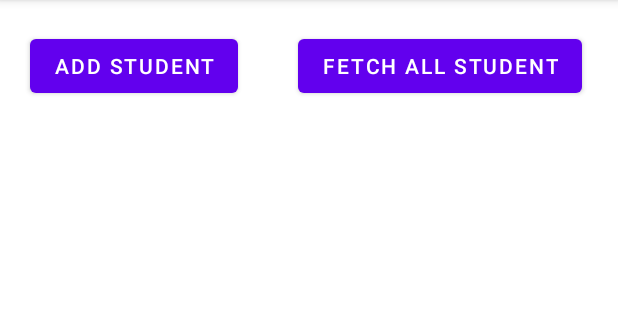
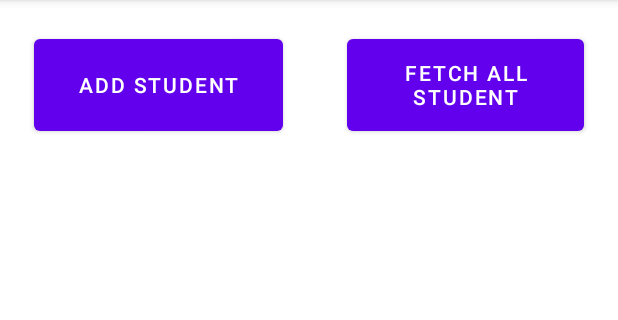
Before and after one commit to Smikey1/retrofit-starter-project, an Android app: the HomeFragment screen opened directly, with no data from a screen before it, after a tap on "FETCH ALL STUDENT", on a phone screen of 412 x 824 dp, the part 84-404 px from its top. Run offline under Robolectric (Android 15) with nearby library versions, the phone set to English and light mode, and no system bars.

```diff
--- a/app/src/main/java/com/kiran/retrofitstarterbatch26/ui/fragment/HomeFragment.kt
+++ b/app/src/main/java/com/kiran/retrofitstarterbatch26/ui/fragment/HomeFragment.kt
@@ -1,10 +1,16 @@
 package com.kiran.retrofitstarterbatch26.ui.fragment
 
+import android.app.NotificationChannel
+import android.app.NotificationManager
+import android.content.Context
 import android.os.Bundle
 import android.view.LayoutInflater
 import android.view.View
 import android.view.ViewGroup
 import android.widget.Button
+import android.widget.ProgressBar
+import androidx.core.app.NotificationCompat
+import androidx.core.view.isVisible
 import androidx.fragment.app.Fragment
 import androidx.recyclerview.widget.LinearLayoutManager
 import androidx.recyclerview.widget.RecyclerView
@@ -13,11 +19,15 @@ import com.kiran.retrofitstarterbatch26.ui.adapter.StudentAdapter
 import com.kiran.retrofitstarterbatch26.ui.model.Student
 
 class HomeFragment : Fragment() {
+    private val channelID = "myNotificationChannel"
+    private var notificationManager: NotificationManager? = null
     override fun onCreateView(
         inflater: LayoutInflater,
         container: ViewGroup?,
         savedInstanceState: Bundle?
     ): View? {
+        notificationManager = requireContext().getSystemService(Context.NOTIFICATION_SERVICE) as NotificationManager
+        createNotificationChannel(channelID, "Retrofit Android", "Data fetch Successfully")
         // sample code to be removed
         val studentList = arrayListOf<Student>()
     // here i am going to create a view
@@ -25,9 +35,12 @@ class HomeFragment : Fragment() {
         val recyclerView:RecyclerView = view.findViewById(R.id.recycleView)
         val btnFetch:Button=view.findViewById(R.id.btnFetch)
         val btnAdd:Button=view.findViewById(R.id.btnAdd)
+        val myPb: ProgressBar = view.findViewById(R.id.myPb)
 
         btnFetch.setOnClickListener {
             // to be replaced with retrofit code
+            myPb.isVisible=false
+            showNotification()
             val adapter = StudentAdapter(studentList,requireContext())
             recyclerView.layoutManager = LinearLayoutManager(requireContext())
             recyclerView.adapter=adapter
@@ -40,17 +53,26 @@ class HomeFragment : Fragment() {
             fragment.commit()
         }
 
-
-
-
-
-
-
-
-
-
-
-
         return  view
     }
+    private fun showNotification() {
+        val notificationId = 45
+        val notification = NotificationCompat.Builder(requireContext(), channelID)
+            .setContentTitle("Retrofit Android")
+            .setContentText("Data Fetch Successfully")
+            .setSmallIcon(android.R.drawable.ic_dialog_info)
+            .setAutoCancel(true)
+            .setPriority(NotificationCompat.PRIORITY_HIGH).build()
+        notificationManager?.notify(notificationId,notification )
+    }
+
+    private fun createNotificationChannel(id: String, name: String, channelDescription: String) {
+        val importanceLevel = NotificationManager.IMPORTANCE_HIGH
+        val channel = NotificationChannel(id, name, importanceLevel).apply {
+            enableVibration(true);
+            enableLights(true)
+            description = channelDescription
+        }
+        notificationManager?.createNotificationChannel(channel)
+    }
 }
--- a/app/src/main/res/layout/fragment_home.xml
+++ b/app/src/main/res/layout/fragment_home.xml
@@ -1,35 +1,71 @@
 <?xml version="1.0" encoding="utf-8"?>
-<LinearLayout
-    xmlns:android="http://schemas.android.com/apk/res/android"
+<androidx.constraintlayout.widget.ConstraintLayout xmlns:android="http://schemas.android.com/apk/res/android"
     xmlns:app="http://schemas.android.com/apk/res-auto"
     xmlns:tools="http://schemas.android.com/tools"
     android:layout_width="match_parent"
     android:layout_height="match_parent"
-    tools:context=".ui.fragment.HomeFragment"
-    android:orientation="vertical">
+    android:orientation="vertical"
+    tools:context=".ui.fragment.HomeFragment">
 
-    <LinearLayout
+    <androidx.constraintlayout.widget.ConstraintLayout
+        android:id="@+id/constraintLayout"
         android:layout_width="wrap_content"
         android:layout_height="wrap_content"
-        android:orientation="horizontal">
-        <Button
-            android:id="@+id/btnAdd"
-            android:layout_width="match_parent"
-            android:layout_height="wrap_content"
-            android:text="Add Student"
-            android:layout_margin="20dp"/>
-        <Button
-            android:id="@+id/btnFetch"
-            android:layout_width="match_parent"
-            android:layout_height="wrap_content"
-            android:text="Fetch all Student"
-            android:layout_margin="20dp"/>
-    </LinearLayout>
+        android:layout_marginBottom="731dp"
+        android:orientation="horizontal"
+        app:layout_constraintBottom_toBottomOf="parent"
+        app:layout_constraintEnd_toStartOf="parent"
+        app:layout_constraintStart_toStartOf="parent">
+
+    </androidx.constraintlayout.widget.ConstraintLayout>
+
+    <ProgressBar
+        android:id="@+id/myPb"
+        android:layout_width="60dp"
+        android:layout_height="0dp"
+        android:layout_marginBottom="435dp"
+        android:elevation="10dp"
+        android:visibility="invisible"
+        app:layout_constraintBottom_toBottomOf="parent"
+        app:layout_constraintEnd_toEndOf="parent"
+        app:layout_constraintStart_toStartOf="parent"
+        app:layout_constraintTop_toBottomOf="@+id/btnFetch"></ProgressBar>
 
     <androidx.recyclerview.widget.RecyclerView
         android:id="@+id/recycleView"
-        android:layout_width="match_parent"
-        android:layout_height="match_parent" />
+        android:layout_width="0dp"
+        android:layout_height="0dp"
+        app:layout_constraintBottom_toBottomOf="parent"
+        app:layout_constraintEnd_toEndOf="parent"
+        app:layout_constraintHorizontal_bias="0.0"
+        app:layout_constraintStart_toStartOf="parent"
+        app:layout_constraintTop_toBottomOf="@+id/btnAdd" />
+
+    <Button
+        android:id="@+id/btnAdd"
+        android:layout_width="166dp"
+        android:layout_height="73dp"
+        android:layout_margin="20dp"
+        android:layout_marginStart="15dp"
+        android:layout_marginTop="69dp"
+        android:layout_marginEnd="17dp"
+        android:text="Add Student"
+        app:layout_constraintBottom_toTopOf="@+id/recycleView"
+        app:layout_constraintEnd_toStartOf="@+id/btnFetch"
+        app:layout_constraintStart_toStartOf="parent"
+        app:layout_constraintTop_toTopOf="parent" />
+
+    <Button
+        android:id="@+id/btnFetch"
+        android:layout_width="158dp"
+        android:layout_height="73dp"
+        android:layout_margin="20dp"
+        android:layout_marginBottom="21dp"
+        android:text="Fetch all Student"
+        app:layout_constraintBottom_toTopOf="@+id/recycleView"
+        app:layout_constraintEnd_toEndOf="parent"
+        app:layout_constraintStart_toEndOf="@+id/btnAdd"
+        app:layout_constraintTop_toTopOf="parent" />
 
 
-</LinearLayout>
+</androidx.constraintlayout.widget.ConstraintLayout>
```
